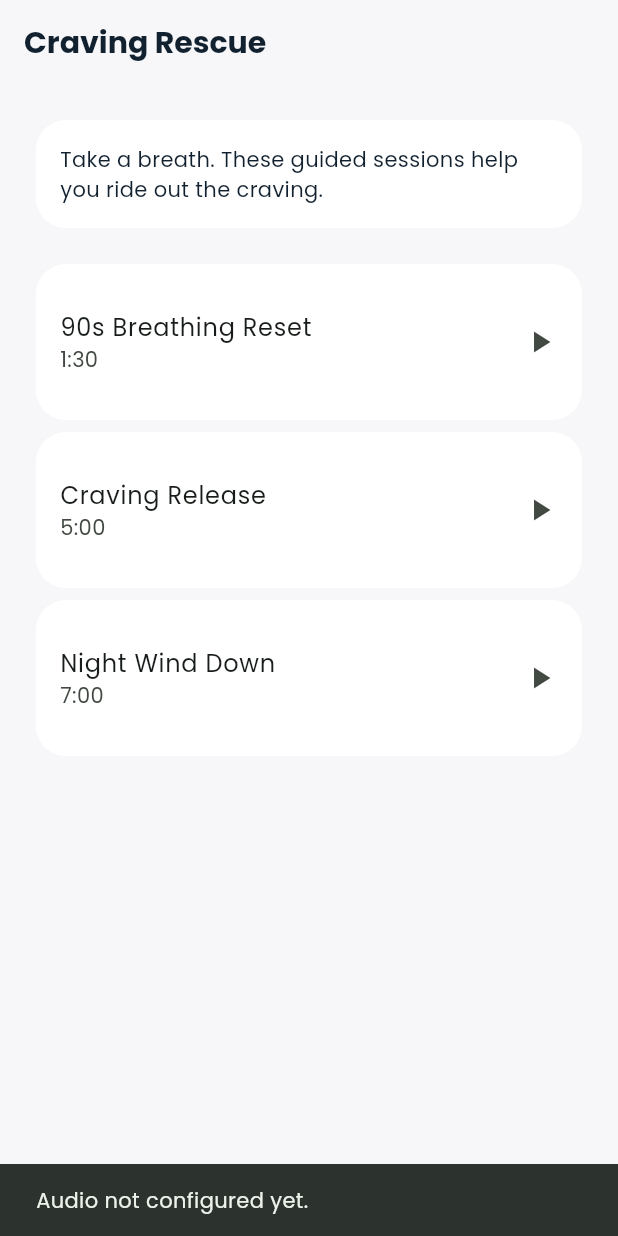
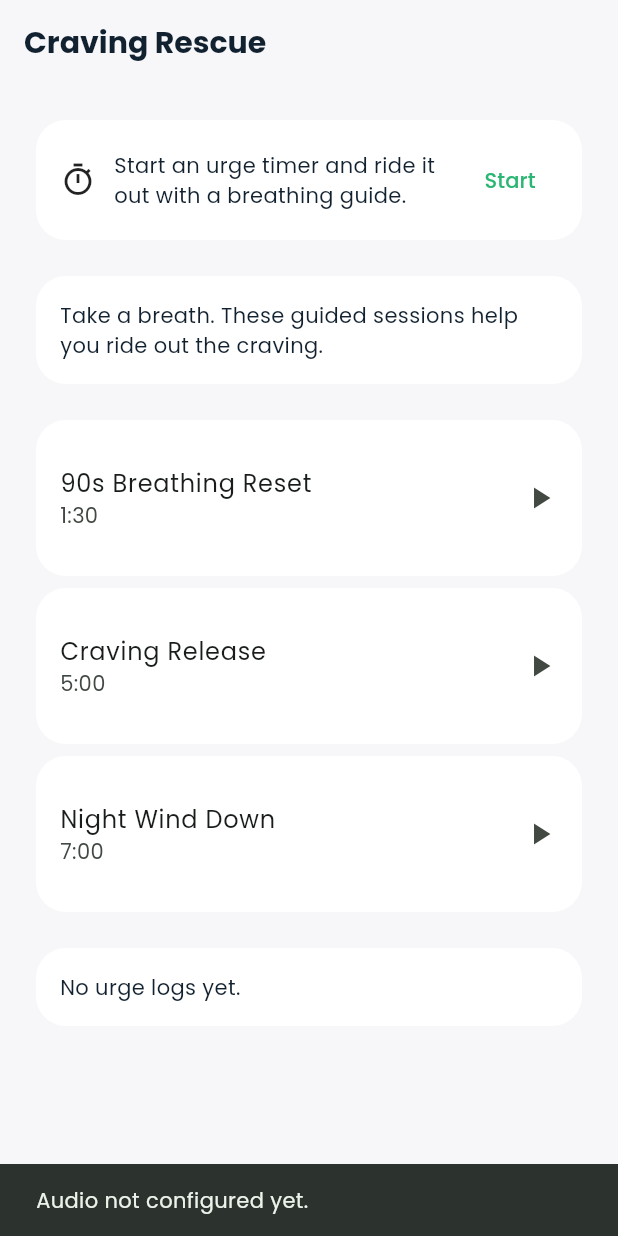
Before and after one commit to sarkodieandy/loseIT, a Flutter app: the FocusScreen screen opened by its route, after a tap on "90s Breathing Reset", on a phone screen of 412 x 824 dp. Run offline on Flutter 3.47's test engine with Material 3 defaults, Android fonts, the phone set to English and light mode, and no system bars; our stand-ins replace audioplayers, fl_chart, flutter_dotenv, flutter_local_notifications, flutter_riverpod, flutter_svg and 11 more; missing offline and left inert: health, record; accounts and stored records are empty; network calls fail.

Commit message:
feat: add urge timer and urge logs for Craving Rescue

```diff
--- a/lib/app/router.dart
+++ b/lib/app/router.dart
@@ -18,6 +18,7 @@ import '../features/insights/presentation/insights_screen.dart';
 import '../features/support/presentation/support_chat_screen.dart';
 import '../features/support/presentation/support_screen.dart';
 import '../features/focus/presentation/focus_screen.dart';
+import '../features/focus/presentation/urge_timer_screen.dart';
 import '../features/milestones/presentation/milestones_screen.dart';
 import '../features/journal/presentation/journal_editor_screen.dart';
 import '../features/journal/presentation/journal_entry_screen.dart';
@@ -218,6 +219,11 @@ final routerProvider = Provider<GoRouter>((ref) {
       ),
       GoRoute(
         parentNavigatorKey: _rootNavigatorKey,
+        path: '/focus/urge',
+        builder: (context, state) => const UrgeTimerScreen(),
+      ),
+      GoRoute(
+        parentNavigatorKey: _rootNavigatorKey,
         path: '/milestones',
         builder: (context, state) => const MilestonesScreen(),
       ),
--- /dev/null
+++ b/lib/data/repositories/urge_repository.dart
@@ -0,0 +1,65 @@
+import 'package:supabase_flutter/supabase_flutter.dart';
+
+import '../../core/utils/app_logger.dart';
+import '../models/urge_log.dart';
+
+class UrgeRepository {
+  UrgeRepository(this._client);
+
+  final SupabaseClient _client;
+
+  Future<List<UrgeLog>> fetchLogs({int limit = 200}) async {
+    final user = _client.auth.currentUser;
+    if (user == null) return const <UrgeLog>[];
+
+    try {
+      final rows = await _client
+          .from('urge_logs')
+          .select()
+          .eq('user_id', user.id)
+          .order('occurred_at', ascending: false)
+          .limit(limit) as List<dynamic>;
+      return rows
+          .map((row) => UrgeLog.fromJson(Map<String, dynamic>.from(row as Map)))
+          .toList(growable: false);
+    } on PostgrestException catch (error, stackTrace) {
+      AppLogger.error('urge.fetch', error, stackTrace);
+      rethrow;
+    } catch (error, stackTrace) {
+      AppLogger.error('urge.fetch', error, stackTrace);
+      rethrow;
+    }
+  }
+
+  Future<UrgeLog> createLog({
+    String? habitId,
+    required int intensity,
+    String? trigger,
+    String? note,
+    DateTime? occurredAt,
+  }) async {
+    final user = _client.auth.currentUser;
+    if (user == null) throw const AuthException('Not authenticated');
+
+    final safeIntensity = intensity.clamp(1, 10);
+    final payload = <String, dynamic>{
+      'user_id': user.id,
+      'habit_id': habitId,
+      'intensity': safeIntensity,
+      'trigger': (trigger?.trim().isEmpty ?? true) ? null : trigger!.trim(),
+      'note': (note?.trim().isEmpty ?? true) ? null : note!.trim(),
+      'occurred_at': (occurredAt ?? DateTime.now()).toUtc().toIso8601String(),
+    };
+
+    try {
+      final row = await _client.from('urge_logs').insert(payload).select().single();
+      return UrgeLog.fromJson(Map<String, dynamic>.from(row));
+    } on PostgrestException catch (error, stackTrace) {
+      AppLogger.error('urge.create', error, stackTrace);
+      rethrow;
+    } catch (error, stackTrace) {
+      AppLogger.error('urge.create', error, stackTrace);
+      rethrow;
+    }
+  }
+}
--- a/lib/features/focus/presentation/focus_screen.dart
+++ b/lib/features/focus/presentation/focus_screen.dart
@@ -1,10 +1,12 @@
 import 'package:audioplayers/audioplayers.dart';
 import 'package:flutter/material.dart';
 import 'package:flutter_riverpod/flutter_riverpod.dart';
+import 'package:go_router/go_router.dart';
 
 import '../../../core/widgets/premium_gate.dart';
 import '../../../core/widgets/section_card.dart';
 import '../../../providers/app_providers.dart';
+import '../../../providers/data_providers.dart';
 
 class FocusScreen extends ConsumerStatefulWidget {
   const FocusScreen({super.key});
@@ -67,12 +69,32 @@ class _FocusScreenState extends ConsumerState<FocusScreen> {
   @override
   Widget build(BuildContext context) {
     final isPremium = ref.watch(premiumControllerProvider);
+    final urgeLogsAsync = ref.watch(urgeLogsProvider);
 
     return Scaffold(
       appBar: AppBar(title: const Text('Craving Rescue')),
       body: ListView(
         padding: const EdgeInsets.all(20),
         children: <Widget>[
+          SectionCard(
+            child: Row(
+              children: <Widget>[
+                const Icon(Icons.timer_outlined),
+                const SizedBox(width: 12),
+                Expanded(
+                  child: Text(
+                    'Start an urge timer and ride it out with a breathing guide.',
+                    style: Theme.of(context).textTheme.bodyMedium,
+                  ),
+                ),
+                TextButton(
+                  onPressed: () => context.push('/focus/urge'),
+                  child: const Text('Start'),
+                ),
+              ],
+            ),
+          ),
+          const SizedBox(height: 16),
           SectionCard(
             child: Text(
               'Take a breath. These guided sessions help you ride out the craving.',
@@ -100,6 +122,40 @@ class _FocusScreenState extends ConsumerState<FocusScreen> {
               child: card,
             );
           }),
+          const SizedBox(height: 16),
+          urgeLogsAsync.when(
+            data: (logs) {
+              if (logs.isEmpty) {
+                return const SectionCard(
+                  child: Text('No urge logs yet.'),
+                );
+              }
+              final recent = logs.take(5).toList(growable: false);
+              return SectionCard(
+                child: Column(
+                  crossAxisAlignment: CrossAxisAlignment.start,
+                  children: <Widget>[
+                    Text(
+                      'Recent Urges',
+                      style: Theme.of(context).textTheme.titleMedium,
+                    ),
+                    const SizedBox(height: 8),
+                    ...recent.map(
+                      (log) => Padding(
+                        padding: const EdgeInsets.only(bottom: 8),
+                        child: Text(
+                          '• ${log.intensity}/10 · ${log.trigger ?? '—'} · '
+                          '${log.occurredAt.month}/${log.occurredAt.day} ${log.occurredAt.hour.toString().padLeft(2, '0')}:${log.occurredAt.minute.toString().padLeft(2, '0')}',
+                        ),
+                      ),
+                    ),
+                  ],
+                ),
+              );
+            },
+            loading: () => const SizedBox.shrink(),
+            error: (error, _) => SectionCard(child: Text('Urge logs failed: $error')),
+          ),
         ],
       ),
     );
--- a/lib/providers/data_providers.dart
+++ b/lib/providers/data_providers.dart
@@ -20,6 +20,7 @@ import '../data/models/support_message.dart';
 import '../data/models/custom_milestone.dart';
 import '../data/models/journal_entry.dart';
 import '../data/models/relapse_log.dart';
+import '../data/models/urge_log.dart';
 import '../data/models/user_profile.dart';
 import '../providers/app_providers.dart';
 import '../providers/journal_controller.dart';
@@ -186,3 +187,8 @@ final relapseLogsProvider = FutureProvider<List<RelapseLog>>((ref) {
   final repository = ref.watch(relapseRepositoryProvider);
   return repository.fetchLogs();
 });
+
+final urgeLogsProvider = FutureProvider<List<UrgeLog>>((ref) {
+  final repository = ref.watch(urgeRepositoryProvider);
+  return repository.fetchLogs(limit: 120);
+});
--- a/lib/providers/repository_providers.dart
+++ b/lib/providers/repository_providers.dart
@@ -13,6 +13,7 @@ import '../data/repositories/prompts_repository.dart';
 import '../data/repositories/profile_repository.dart';
 import '../data/repositories/relapse_repository.dart';
 import '../data/repositories/support_repository.dart';
+import '../data/repositories/urge_repository.dart';
 import 'app_providers.dart';
 
 final authRepositoryProvider = Provider<AuthRepository>((ref) {
@@ -79,3 +80,8 @@ final relapseRepositoryProvider = Provider<RelapseRepository>((ref) {
   final client = ref.watch(supabaseClientProvider);
   return RelapseRepository(client);
 });
+
+final urgeRepositoryProvider = Provider<UrgeRepository>((ref) {
+  final client = ref.watch(supabaseClientProvider);
+  return UrgeRepository(client);
+});
```
Also changed, not shown: lib/data/models/urge_log.dart (added, +55 -0 lines), lib/features/focus/presentation/urge_timer_screen.dart (added, +448 -0 lines), 1 other file.
